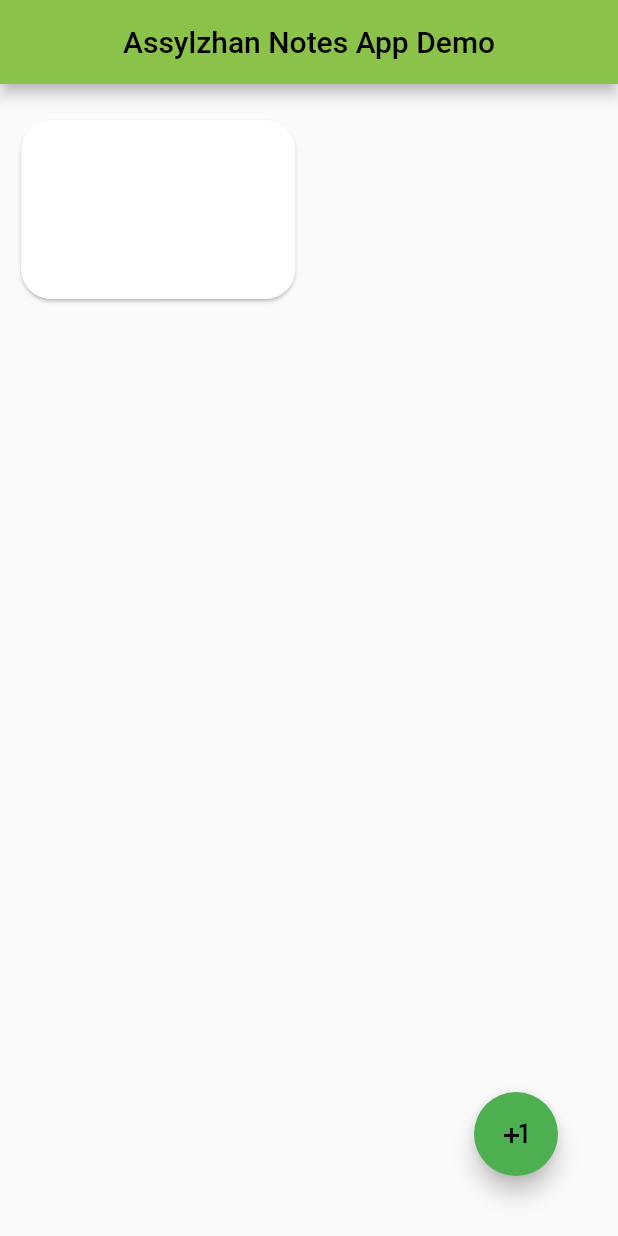
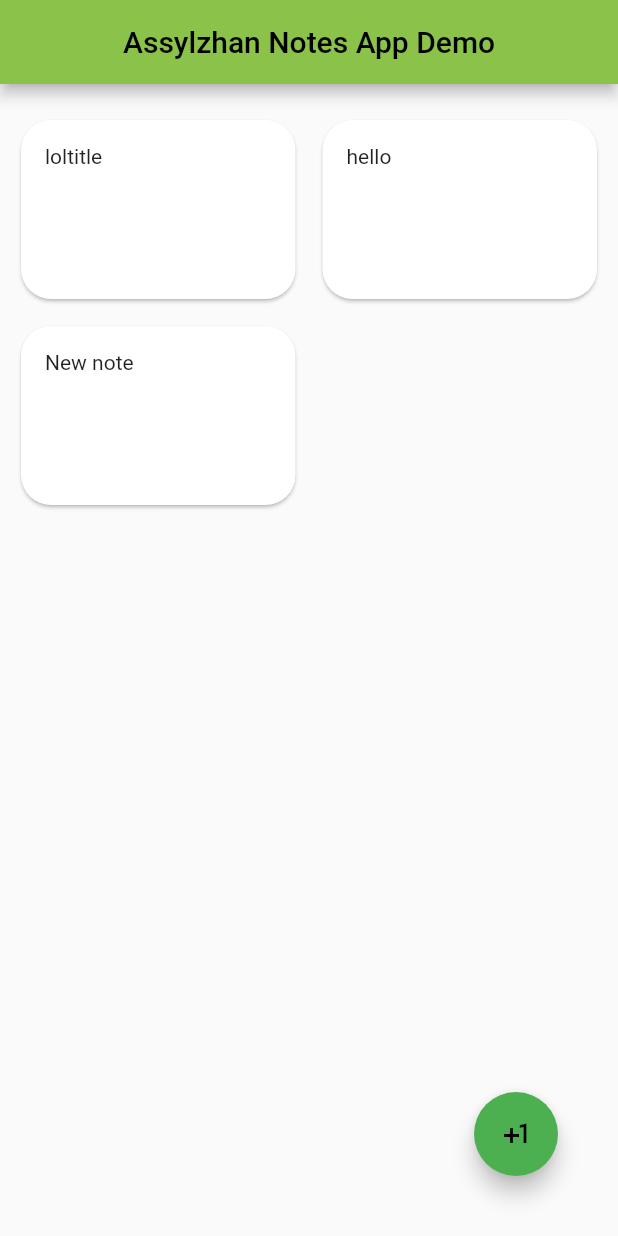
Before and after one commit to chuparts/asyl-notes-app, a Flutter app: the screen it shows after launch, after a tap on the "plus one" icon, on a phone screen of 412 x 824 dp. Run offline on Flutter 3.47's test engine with Material 2 defaults, Android fonts, the light colour scheme and no system bars.

Commit message:
Created Note class

```diff
--- a/lib/main.dart
+++ b/lib/main.dart
@@ -31,9 +31,8 @@ class MyHomePage extends StatefulWidget {
 
 class _MyHomePageState extends State<MyHomePage> {
 
-  int notesNumber = 0;  //temporary
-  int noteNum = 0;  //temporary
 
+  List<Note> noteList = [Note("loltitle", "loltext"), Note("hello", "world!")];
 
   @override
   Widget build(BuildContext context) {
@@ -52,7 +51,7 @@ class _MyHomePageState extends State<MyHomePage> {
                       childAspectRatio: 3 / 2,
                       crossAxisSpacing: 10,
                       mainAxisSpacing: 10),
-                  itemCount: notesNumber,
+                  itemCount: noteList.length,
                   itemBuilder: (BuildContext ctx, index) {
                     // return Container(
                     //   alignment: Alignment.center,
@@ -66,6 +65,10 @@ class _MyHomePageState extends State<MyHomePage> {
                       shape: RoundedRectangleBorder(borderRadius: BorderRadius.circular(20)),
                       child: InkWell(
                         onTap: () {print("lol");},
+                        child: Padding(
+                          padding: const EdgeInsets.all(16.0),
+                          child: Text(noteList[index].title),
+                        ),
                       )
                     );
                   }
@@ -83,8 +86,7 @@ class _MyHomePageState extends State<MyHomePage> {
                         backgroundColor: Colors.green,
                         onPressed: () {
                             setState(() {
-                          notesNumber++;
-                          noteNum++;
+                              noteList.add(Note("New note", "New note text"));
                           });
                         },
                         child: const Icon(Icons.plus_one),
@@ -106,8 +108,15 @@ class EditorPage extends StatelessWidget
 
   @override
   Widget build(BuildContext context) {
-    return Text("Editor Page");
+    return const Text("Editor Page");
   }
+}
+
+class Note {
+  String title;
+  String text;
+
+  Note(this.title, this.text);
 }
 
 class ConstantScrollBehavior extends ScrollBehavior {
```
